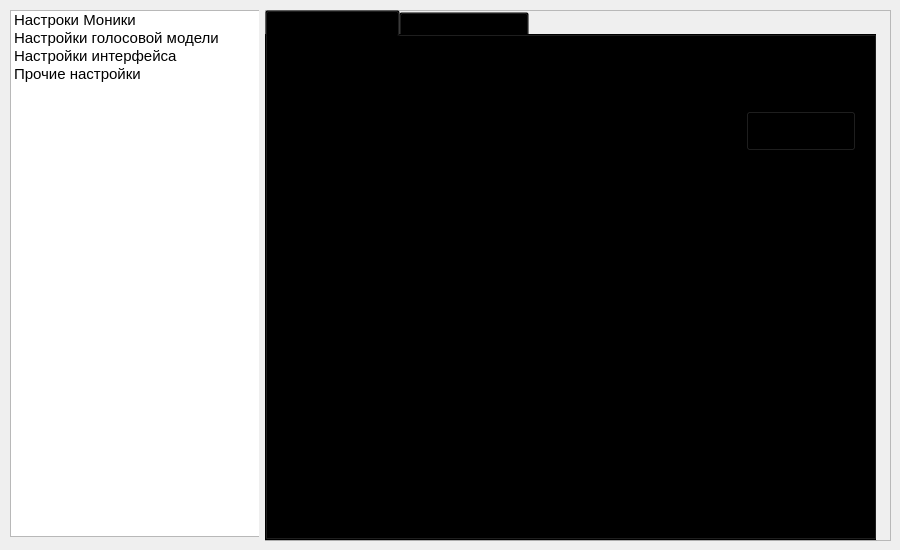
Before: the Qt Designer form UI/main_page.ui in Patrick-002/Monica, drawn with Qt 5.
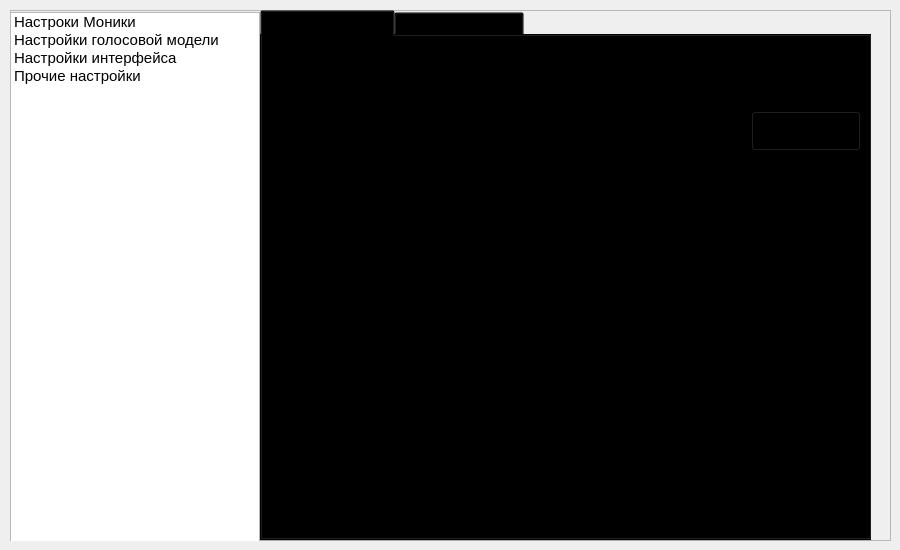
After: the same form once the commit is applied. The open tabs and pages were chosen to show the change.

Commit message: Now icons changing with theme

What changed in the file:
```diff
--- a/UI/main_page.ui
+++ b/UI/main_page.ui
@@ -37,100 +37,6 @@
     </property>
     <item>
      <layout class="QHBoxLayout" name="horizontalLayout">
-      <item>
-       <widget class="QWidget" name="widget" native="true">
-        <property name="sizePolicy">
-         <sizepolicy hsizetype="Minimum" vsizetype="Minimum">
-          <horstretch>0</horstretch>
-          <verstretch>0</verstretch>
-         </sizepolicy>
-        </property>
-        <property name="maximumSize">
-         <size>
-          <width>249</width>
-          <height>16777215</height>
-         </size>
-        </property>
-        <widget class="QWidget" name="">
-         <property name="geometry">
-          <rect>
-           <x>0</x>
-           <y>0</y>
-           <width>252</width>
-           <height>527</height>
-          </rect>
-         </property>
-         <layout class="QVBoxLayout" name="verticalLayout_5">
-          <property name="spacing">
-           <number>0</number>
-          </property>
-          <property name="sizeConstraint">
-           <enum>QLayout::SizeConstraint::SetDefaultConstraint</enum>
-          </property>
-          <item>
-           <widget class="QListWidget" name="category_list">
-            <property name="sizePolicy">
-             <sizepolicy hsizetype="Fixed" vsizetype="Expanding">
-              <horstretch>0</horstretch>
-              <verstretch>0</verstretch>
-             </sizepolicy>
-            </property>
-            <property name="maximumSize">
-             <size>
-              <width>250</width>
-              <height>16777215</height>
-             </size>
-            </property>
-            <item>
-             <property name="text">
-              <string>Настроки Моники</string>
-             </property>
-             <property name="font">
-              <font>
-               <pointsize>11</pointsize>
-               <fontweight>DemiBold</fontweight>
-              </font>
-             </property>
-            </item>
-            <item>
-             <property name="text">
-              <string>Настройки голосовой модели</string>
-             </property>
-             <property name="font">
-              <font>
-               <pointsize>11</pointsize>
-               <fontweight>DemiBold</fontweight>
-              </font>
-             </property>
-            </item>
-            <item>
-             <property name="text">
-              <string>Настройки интерфейса</string>
-             </property>
-             <property name="font">
-              <font>
-               <pointsize>11</pointsize>
-               <fontweight>DemiBold</fontweight>
-              </font>
-             </property>
-            </item>
-            <item>
-             <property name="text">
-              <string>Прочие настройки </string>
-             </property>
-             <property name="font">
-              <font>
-               <pointsize>11</pointsize>
-               <fontweight>DemiBold</fontweight>
-              </font>
-             </property>
-            </item>
-           </widget>
-          </item>
-         </layout>
-        </widget>
-       </widget>
-      </item>
       <item>
        <widget class="QFrame" name="frame">
         <property name="frameShape">
@@ -142,9 +48,9 @@
         <widget class="QStackedWidget" name="page_dock">
          <property name="geometry">
           <rect>
-           <x>0</x>
+           <x>250</x>
            <y>0</y>
-           <width>621</width>
+           <width>641</width>
            <height>531</height>
           </rect>
          </property>
@@ -186,16 +92,16 @@
                 <number>6</number>
                </property>
                <property name="sizeConstraint">
-                <enum>QLayout::SizeConstraint::SetDefaultConstraint</enum>
+                <enum>QLayout::SizeConstraint::SetMaximumSize</enum>
                </property>
                <property name="leftMargin">
-                <number>10</number>
+                <number>0</number>
                </property>
                <property name="topMargin">
                 <number>0</number>
                </property>
                <property name="rightMargin">
-                <number>10</number>
+                <number>0</number>
                </property>
                <property name="bottomMargin">
                 <number>0</number>
@@ -308,7 +214,7 @@
                    <rect>
                     <x>0</x>
                     <y>0</y>
-                    <width>567</width>
+                    <width>585</width>
                     <height>362</height>
                    </rect>
                   </property>
@@ -533,6 +439,72 @@
           </widget>
          </widget>
         </widget>
+        <widget class="QListWidget" name="category_list">
+         <property name="geometry">
+          <rect>
+           <x>0</x>
+           <y>2</y>
+           <width>250</width>
+           <height>531</height>
+          </rect>
+         </property>
+         <property name="sizePolicy">
+          <sizepolicy hsizetype="Fixed" vsizetype="Expanding">
+           <horstretch>0</horstretch>
+           <verstretch>0</verstretch>
+          </sizepolicy>
+         </property>
+         <property name="maximumSize">
+          <size>
+           <width>250</width>
+           <height>16777215</height>
+          </size>
+         </property>
+         <item>
+          <property name="text">
+           <string>Настроки Моники</string>
+          </property>
+          <property name="font">
+           <font>
+            <pointsize>11</pointsize>
+            <fontweight>DemiBold</fontweight>
+           </font>
+          </property>
+         </item>
+         <item>
+          <property name="text">
+           <string>Настройки голосовой модели</string>
+          </property>
+          <property name="font">
+           <font>
+            <pointsize>11</pointsize>
+            <fontweight>DemiBold</fontweight>
+           </font>
+          </property>
+         </item>
+         <item>
+          <property name="text">
+           <string>Настройки интерфейса</string>
+          </property>
+          <property name="font">
+           <font>
+            <pointsize>11</pointsize>
+            <fontweight>DemiBold</fontweight>
+           </font>
+          </property>
+         </item>
+         <item>
+          <property name="text">
+           <string>Прочие настройки </string>
+          </property>
+          <property name="font">
+           <font>
+            <pointsize>11</pointsize>
+            <fontweight>DemiBold</fontweight>
+           </font>
+          </property>
+         </item>
+        </widget>
        </widget>
       </item>
      </layout>
```
Left out of the diff: 2 changed lines with no effect on the pictures. The commit also changes 2 other files.
